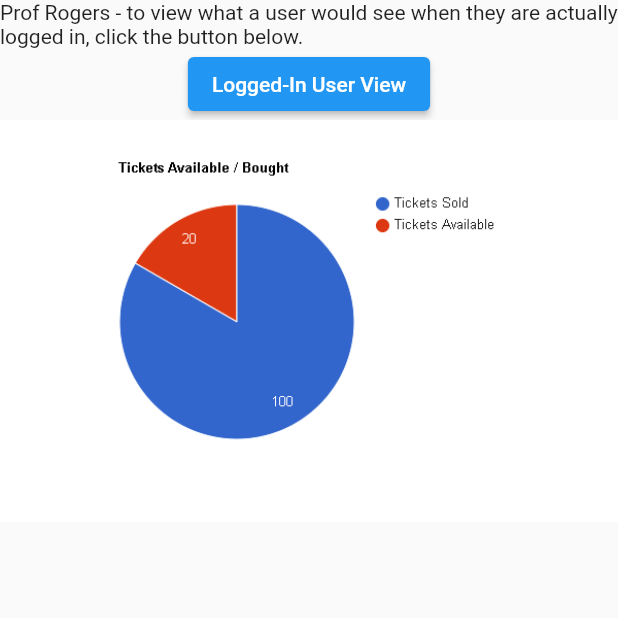
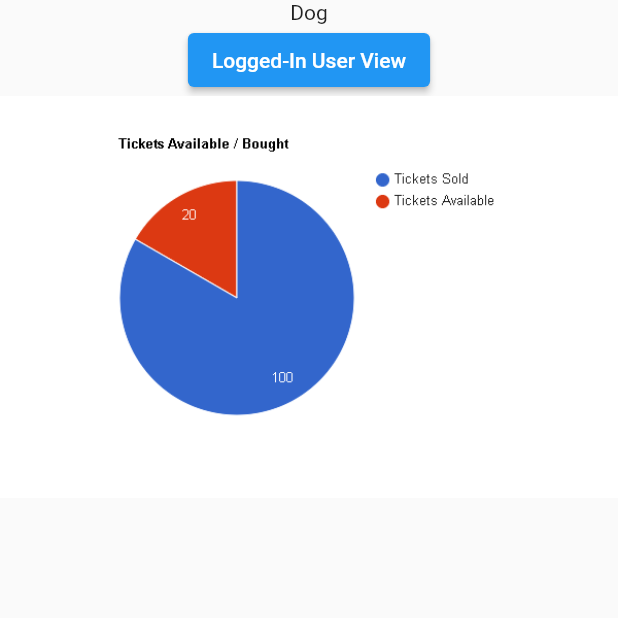
Before and after one commit to matt3209/crypto_king, a Flutter app: the LotteryTickets screen opened directly, on a phone screen of 412 x 824 dp, the top half of it. Run offline on Flutter 3.47's test engine with Material 2 defaults, Android fonts, the phone set to English and light mode, and no system bars; our stand-ins replace cloud_firestore, firebase_auth, firebase_core, fl_chart, fluttertoast, numberpicker; accounts and stored records are empty.

Commit message:
Modifications to the system and main, while increasing readability and usability

```diff
--- a/lib/logged_tickets.dart
+++ b/lib/logged_tickets.dart
@@ -12,7 +12,7 @@ class LotteryTickets extends StatelessWidget {
         Container(
             child: Column(children: <Widget>[
           Text(
-              'Prof Rogers - to view what a user would see when they are actually logged in, click the button below.'),
+              'Dog'),
           ElevatedButton(
             onPressed: () {
               Navigator.push(context,
--- a/lib/pie_data.dart
+++ b/lib/pie_data.dart
@@ -23,6 +23,9 @@ _getIndexHelper() async {
 double getSecureValue() {
   double test = _getIndex();
   return test;
+
+Thihoiahishdihaiohfioashiofhaidhsfoihaioshdf
+
 }
 */
 
```
